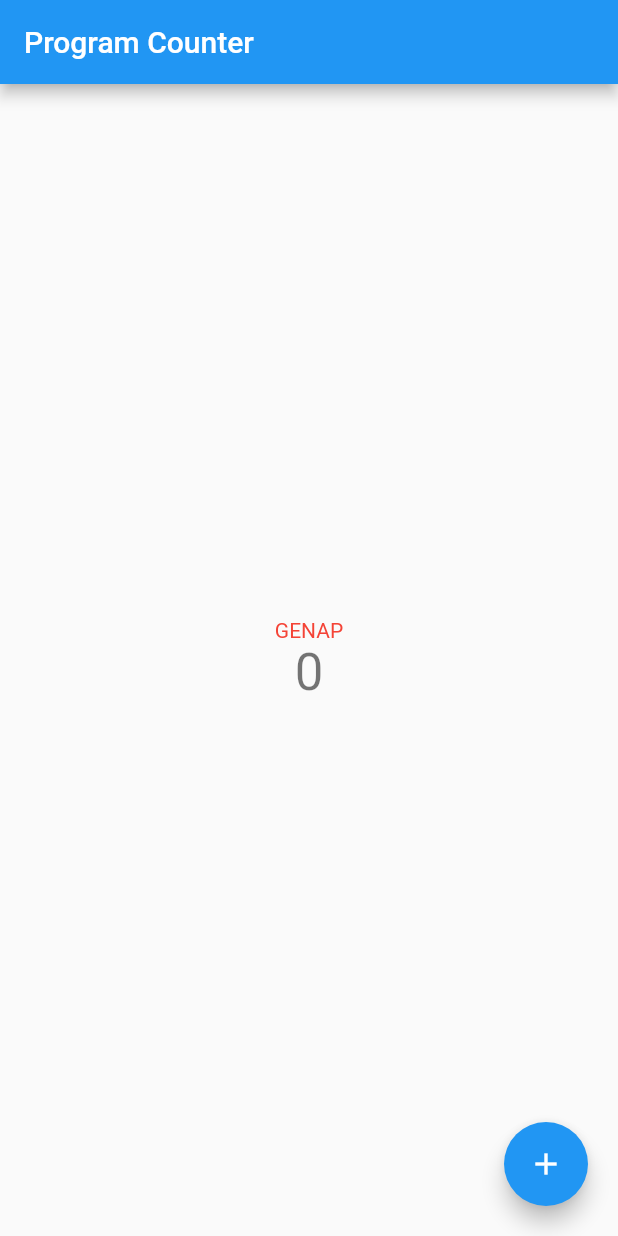
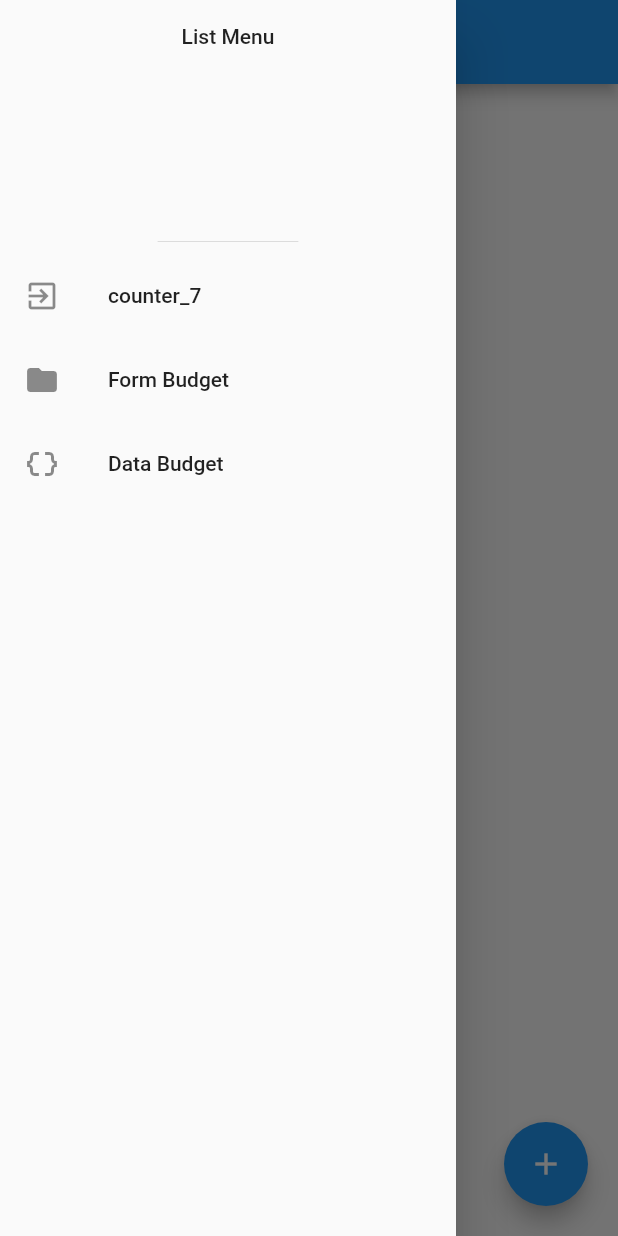
Before and after one commit to Doppledouble/pbp-flutter-lab, a Flutter app: the screen it shows after launch, with the side drawer open (before the commit the screen has no drawer), on a phone screen of 412 x 824 dp. Run offline on Flutter 3.47's test engine with Material 2 defaults, Android fonts, the phone set to English and light mode, and no system bars.

Commit message:
update task 8

```diff
--- /dev/null
+++ b/lib/drawer.dart
@@ -0,0 +1,54 @@
+import 'package:flutter/material.dart';
+import 'package:counter_7/form.dart';
+import 'package:counter_7/data.dart';
+import 'package:counter_7/main.dart';
+
+
+class myDrawer extends StatelessWidget {
+  const myDrawer({Key? key}) : super(key: key);
+
+  @override
+  Widget build(BuildContext context) {
+    return Drawer(
+      child: Column(
+        children: [
+          const DrawerHeader(
+            child: Text('List Menu'),
+
+          ),
+          // Menambahkan clickable menu
+          ListTile(
+            title: const Text('counter_7'),
+            leading: Icon(Icons.exit_to_app_outlined),
+            onTap: () {
+              Navigator.pushReplacement(
+                context,
+                MaterialPageRoute(builder: (context) => const MyHomePage()),
+              );
+            },
+          ),
+          ListTile(
+            title: const Text('Form Budget'),
+            leading: Icon(Icons.folder),
+            onTap: () {
+              Navigator.pushReplacement(
+                context,
+                MaterialPageRoute(builder: (context) => const MyFormPage()),
+              );
+            },
+          ),
+          ListTile(
+            title: const Text('Data Budget'),
+            leading: Icon(Icons.data_object),
+            onTap: () {
+              Navigator.pushReplacement(
+                context,
+                MaterialPageRoute(builder: (context) => const MyDataPage()),
+              );
+            },
+          ),
+        ],
+      ),
+    );
+  }
+}
--- a/lib/main.dart
+++ b/lib/main.dart
@@ -1,4 +1,7 @@
 import 'package:flutter/material.dart';
+import 'package:counter_7/form.dart';
+import 'package:counter_7/data.dart';
+import 'package:counter_7/drawer.dart';
 
 void main() {
   runApp(const MyApp());
@@ -24,13 +27,14 @@ class MyApp extends StatelessWidget {
         // is not restarted.
         primarySwatch: Colors.blue,
       ),
-      home: const MyHomePage(title: 'Flutter Demo Home Page'),
+      home: const MyHomePage(),
     );
   }
 }
 
 class MyHomePage extends StatefulWidget {
-  const MyHomePage({super.key, required this.title});
+  const MyHomePage({super.key});
+  final String title = 'Flutter Home Page';
 
   // This widget is the home page of your application. It is stateful, meaning
   // that it has a State object (defined below) that contains fields that affect
@@ -41,7 +45,6 @@ class MyHomePage extends StatefulWidget {
   // used by the build method of the State. Fields in a Widget subclass are
   // always marked "final".
 
-  final String title;
 
   @override
   State<MyHomePage> createState() => _MyHomePageState();
@@ -78,6 +81,7 @@ class _MyHomePageState extends State<MyHomePage> {
       appBar: AppBar(
         title: Text("Program Counter"),
       ),
+      drawer: const myDrawer(),
       body: Center(
         child: Column(
           mainAxisAlignment: MainAxisAlignment.center,
--- a/pubspec.yaml
+++ b/pubspec.yaml
@@ -36,6 +36,7 @@ dependencies:
   # The following adds the Cupertino Icons font to your application.
   # Use with the CupertinoIcons class for iOS style icons.
   cupertino_icons: ^1.0.2
+  intl: ^0.17.0
 
 dev_dependencies:
   flutter_test:
```
Also changed, not shown: lib/data.dart (added, +47 -0 lines), lib/form.dart (added, +210 -0 lines), pubspec.lock, 1 other file.
